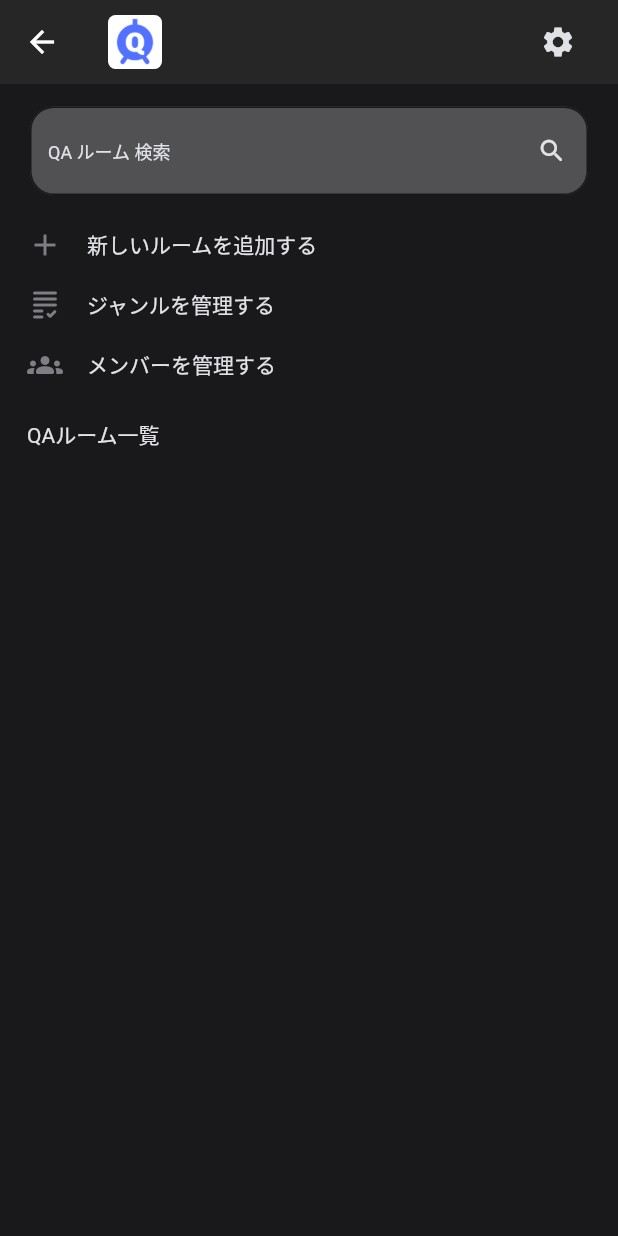
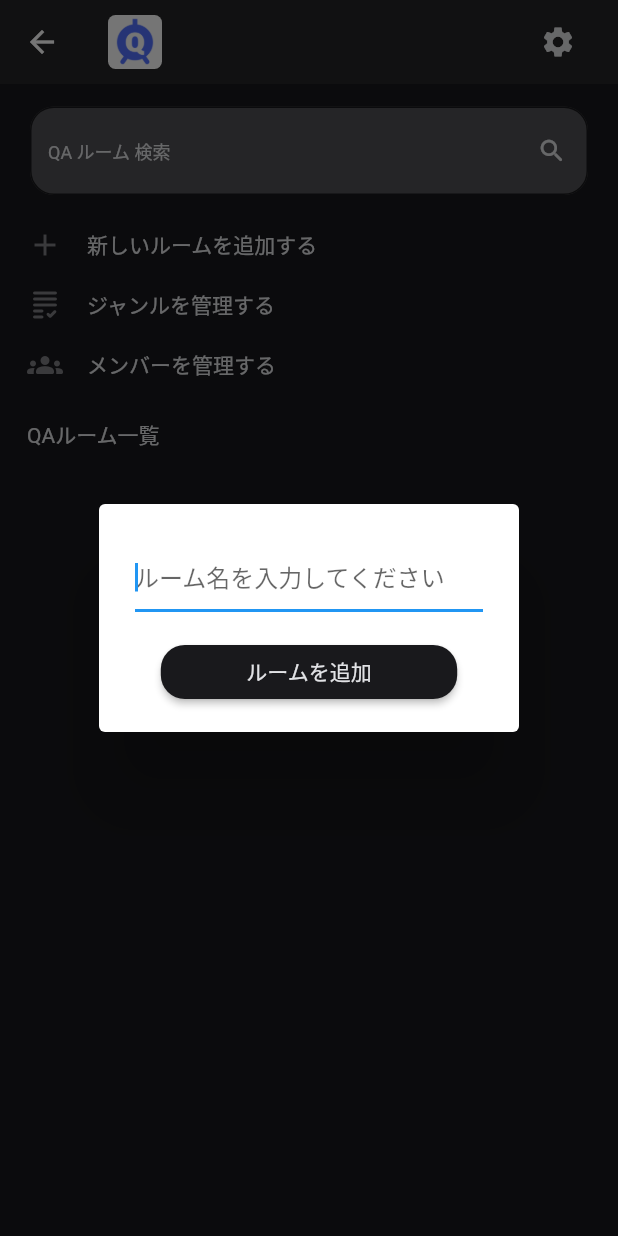
Before and after one commit to kurogoma-flutter/Qtank-mobile, a Flutter app: the QTankWorkSpaceHomePage screen opened directly with empty values, after a tap on "新しいルームを追加する", on a phone screen of 412 x 824 dp. Run offline on Flutter 3.47's test engine with Material 2 defaults, Android fonts, the phone set to English and light mode, and no system bars; our stand-ins replace badges, cloud_firestore, connectivity_plus, firebase_auth, firebase_core, firebase_storage and 5 more; accounts and stored records are empty; network calls fail.

Commit message:
ルーム追加ダイアログい追加

```diff
--- a/lib/presentation/pages/workspace/workspace_home_page.dart
+++ b/lib/presentation/pages/workspace/workspace_home_page.dart
@@ -90,8 +90,39 @@ class QTankWorkSpaceHomePage extends ConsumerWidget {
                           ],
                         ),
                       ),
-                      onTap: () {
-                        logger.i('新しいルーム追加処理');
+                      onTap: () async {
+                        await showDialog(
+                          context: context,
+                          builder: (_) {
+                            return SimpleDialog(
+                              title: TextFormField(
+                                decoration: const InputDecoration(
+                                  hintText: 'ルーム名を入力してください',
+                                ),
+                                autofocus: true,
+                              ),
+                              alignment: Alignment.center,
+                              contentPadding: EdgeInsets.symmetric(
+                                horizontal:
+                                    MediaQuery.of(context).size.width * 0.1,
+                                vertical: 16,
+                              ),
+                              children: [
+                                ElevatedButton(
+                                  onPressed: () {},
+                                  style: ElevatedButton.styleFrom(
+                                    backgroundColor: QTankColor.black,
+                                    foregroundColor: QTankColor.white,
+                                    shape: RoundedRectangleBorder(
+                                      borderRadius: BorderRadius.circular(16),
+                                    ),
+                                  ),
+                                  child: const Text('ルームを追加'),
+                                ),
+                              ],
+                            );
+                          },
+                        );
                       },
                     ),
                     GestureDetector(
```
